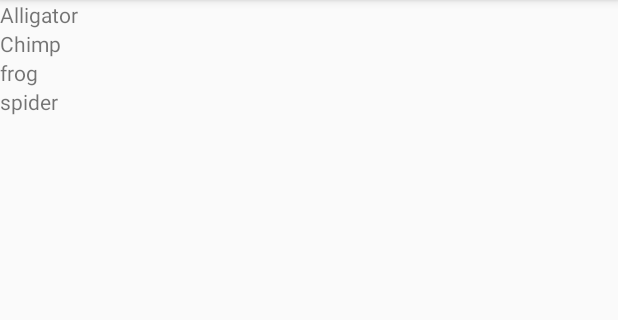
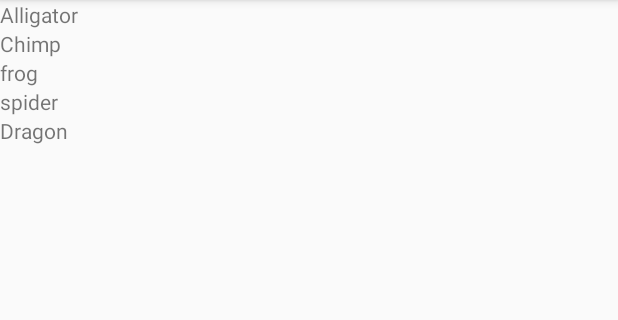
Before and after one commit to TylerChristian711/myPets, an Android app: the screen it shows after launch (MainActivity), on a phone screen of 412 x 824 dp, the part 84-404 px from its top. Run offline under Robolectric (Android 15) with nearby library versions, the phone set to English and light mode, and no system bars.

Commit message:
added pet dragon

```diff
--- a/app/src/main/res/layout/activity_main.xml
+++ b/app/src/main/res/layout/activity_main.xml
@@ -41,6 +41,10 @@
             android:text="spider"/>
 
 
+<TextView
+            android:layout_width="wrap_content"
+            android:layout_height="wrap_content"
+            android:text="Dragon"/>
 
 
 
```
